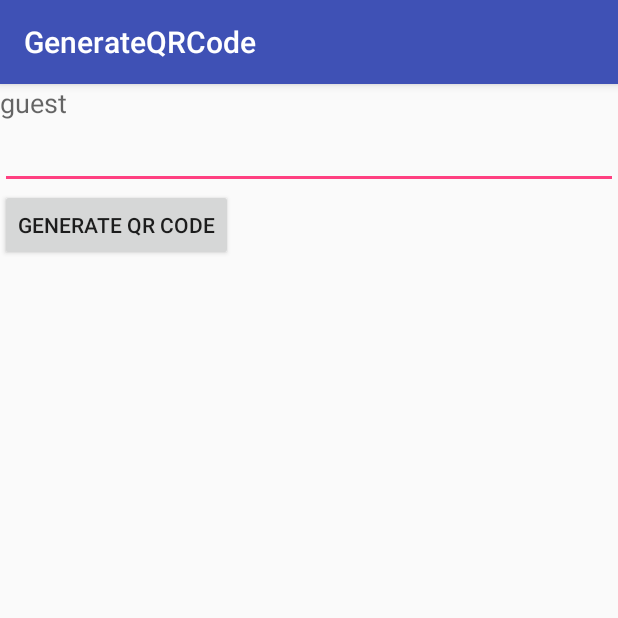
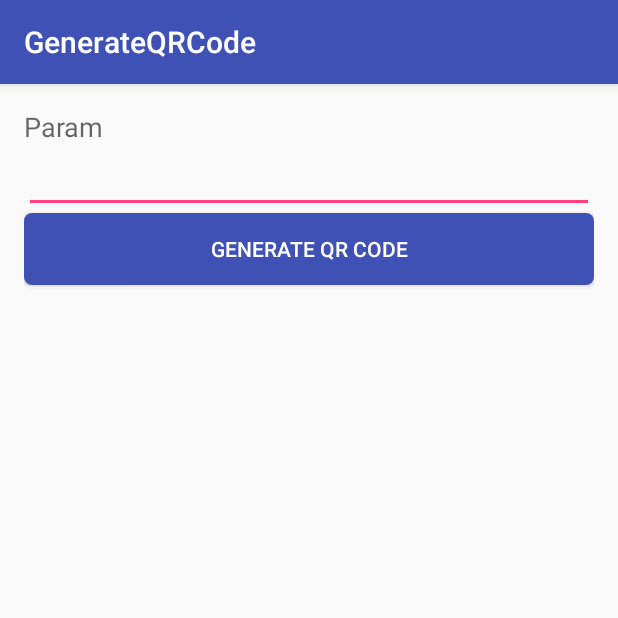
Before and after one commit to imarneanu/generate_qrcodes, an Android app: the screen it shows after launch (MainActivity), on a phone screen of 412 x 824 dp, the top half of it. Run offline under Robolectric (Android 15) with nearby library versions, the phone set to English and light mode, and no system bars.

Commit message:
Some small styling

```diff
--- /dev/null
+++ b/app/src/main/res/drawable/button_round.xml
@@ -0,0 +1,15 @@
+<?xml version="1.0" encoding="utf-8"?>
+<selector xmlns:android="http://schemas.android.com/apk/res/android">
+    <item android:state_pressed="true">
+        <shape android:shape="rectangle">
+            <solid android:color="@color/colorPrimaryTransparent" />
+            <corners android:radius="5dp" />
+        </shape>
+    </item>
+    <item>
+        <shape android:shape="rectangle">
+            <solid android:color="@color/colorPrimary" />
+            <corners android:radius="5dp" />
+        </shape>
+    </item>
+</selector>
--- a/app/src/main/res/layout/activity_main.xml
+++ b/app/src/main/res/layout/activity_main.xml
@@ -1,34 +1,39 @@
 <?xml version="1.0" encoding="utf-8"?>
 <LinearLayout xmlns:android="http://schemas.android.com/apk/res/android"
-    android:layout_width="fill_parent"
-    android:layout_height="fill_parent"
-    android:orientation="vertical">
+    android:layout_width="match_parent"
+    android:layout_height="match_parent"
+    android:orientation="vertical"
+    android:padding="@dimen/activity_horizontal_margin">
 
     <TextView
         android:layout_width="wrap_content"
         android:layout_height="wrap_content"
-        android:text="guest"
+        android:text="@string/param"
         android:textAppearance="?android:attr/textAppearanceMedium" />
 
     <EditText
         android:id="@+id/qr_input"
         android:layout_width="match_parent"
         android:layout_height="wrap_content"
-        android:ems="10">
+        android:ems="10"
+        android:inputType="text">
 
         <requestFocus />
     </EditText>
 
     <Button
         android:id="@+id/generate_qrCode"
-        android:layout_width="wrap_content"
+        style="@style/AppTheme.Button"
+        android:layout_width="match_parent"
         android:layout_height="wrap_content"
-        android:text="Generate QR Code" />
+        android:text="@string/generate_qr_code" />
 
     <ImageView
         android:id="@+id/qr_imageView"
-        android:layout_width="wrap_content"
-        android:layout_height="wrap_content"
+        android:layout_width="200dp"
+        android:layout_height="200dp"
+        android:layout_gravity="center_horizontal"
+        android:layout_marginTop="10dp"
         android:contentDescription="@null" />
 
 </LinearLayout>
--- a/app/src/main/res/values/colors.xml
+++ b/app/src/main/res/values/colors.xml
@@ -3,4 +3,8 @@
     <color name="colorPrimary">#3F51B5</color>
     <color name="colorPrimaryDark">#303F9F</color>
     <color name="colorAccent">#FF4081</color>
+    <color name="colorWhite">#FFFFFF</color>
+
+    <color name="colorPrimaryTransparent">#B30A75B0</color>
+    <color name="light_blue">#4999C5</color>
 </resources>
--- a/app/src/main/res/values/dimens.xml
+++ b/app/src/main/res/values/dimens.xml
@@ -2,4 +2,6 @@
     <!-- Default screen margins, per the Android Design guidelines. -->
     <dimen name="activity_horizontal_margin">16dp</dimen>
     <dimen name="activity_vertical_margin">16dp</dimen>
+
+    <dimen name="button_height">60dp</dimen>
 </resources>
--- a/app/src/main/res/values/strings.xml
+++ b/app/src/main/res/values/strings.xml
@@ -1,3 +1,6 @@
 <resources>
     <string name="app_name">GenerateQRCode</string>
+
+    <string name="param">Param</string>
+    <string name="generate_qr_code">Generate QR Code</string>
 </resources>
--- a/app/src/main/res/values/styles.xml
+++ b/app/src/main/res/values/styles.xml
@@ -2,10 +2,17 @@
 
     <!-- Base application theme. -->
     <style name="AppTheme" parent="Theme.AppCompat.Light.DarkActionBar">
-        <!-- Customize your theme here. -->
         <item name="colorPrimary">@color/colorPrimary</item>
         <item name="colorPrimaryDark">@color/colorPrimaryDark</item>
         <item name="colorAccent">@color/colorAccent</item>
     </style>
 
+    <!-- Button style -->
+    <style name="AppTheme.Button" parent="Base.TextAppearance.AppCompat.Button">
+        <item name="android:textColor">@color/colorWhite</item>
+        <item name="android:background">@drawable/button_round</item>
+        <item name="android:gravity">center</item>
+        <item name="android:layout_height">@dimen/button_height</item>
+    </style>
+
 </resources>
```
